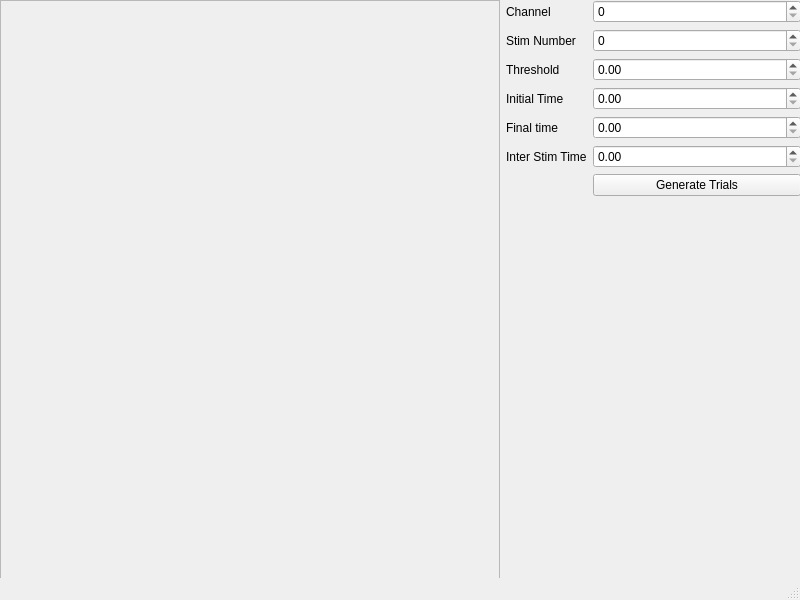
GAMMA-BOARD-FTD-PACC/gamma-lab-desktop-app, file plugins/preprocessing/trials/trial_plugin.ui: the form before one commit.
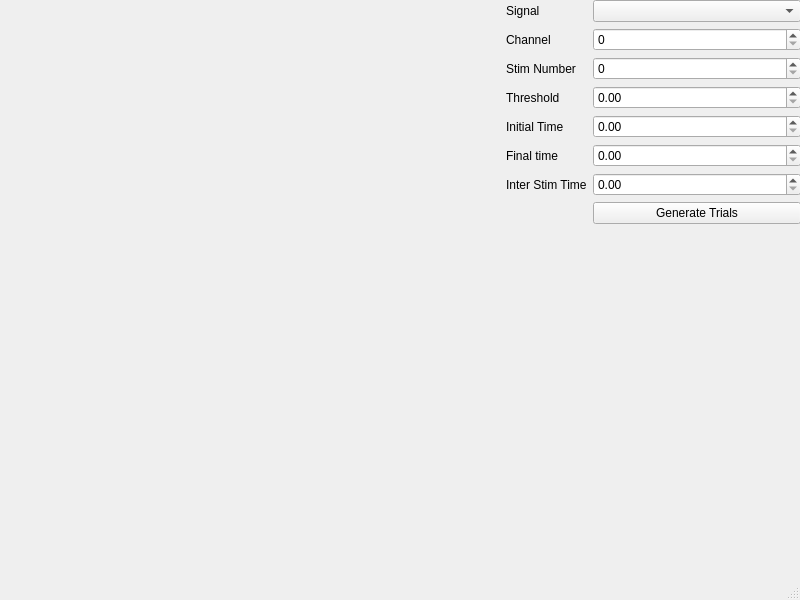
The form after the commit.

Commit message: Refactor: Support for multiple signals, <trials_dataset> is now a collection within <signal_dataset>

```diff
--- a/plugins/preprocessing/trials/trial_plugin.ui
+++ b/plugins/preprocessing/trials/trial_plugin.ui
@@ -41,109 +41,89 @@
                                 </size>
                             </property>
                             <property name="frameShape">
-                                <enum>QFrame::Shape::StyledPanel</enum>
-                            </property>
-                            <property name="frameShadow">
-                                <enum>QFrame::Shadow::Raised</enum>
+        <enum>QFrame::NoFrame</enum>
                             </property>
                         </widget>
                     </item>
                     <item>
-                        <layout class="QFormLayout"
-                                name="formLayout_3">
-                            <item row="0"
-                                  column="0">
-                                <widget class="QLabel"
-                                        name="channelLabel">
+      <layout class="QFormLayout" name="formLayout_3">
+       <item row="1" column="0">
+        <widget class="QLabel" name="channelLabel">
                                     <property name="text">
                                         <string>Channel</string>
                                     </property>
                                 </widget>
                             </item>
-                            <item row="0"
-                                  column="1">
-                                <widget class="QSpinBox"
-                                        name="channelSpinBox" />
-                            </item>
-                            <item row="1"
-                                  column="0">
-                                <widget class="QLabel"
-                                        name="stimNumberLabel">
+       <item row="1" column="1">
+        <widget class="QSpinBox" name="channelSpinBox"/>
+       </item>
+       <item row="2" column="0">
+        <widget class="QLabel" name="stimNumberLabel">
                                     <property name="text">
                                         <string>Stim Number</string>
                                     </property>
                                 </widget>
                             </item>
-                            <item row="1"
-                                  column="1">
-                                <widget class="QSpinBox"
-                                        name="stimNumberSpinBox" />
-                            </item>
-                            <item row="2"
-                                  column="0">
-                                <widget class="QLabel"
-                                        name="thresholdLabel">
+       <item row="2" column="1">
+        <widget class="QSpinBox" name="stimNumberSpinBox"/>
+       </item>
+       <item row="3" column="0">
+        <widget class="QLabel" name="thresholdLabel">
                                     <property name="text">
                                         <string>Threshold</string>
                                     </property>
                                 </widget>
                             </item>
-                            <item row="2"
-                                  column="1">
-                                <widget class="QDoubleSpinBox"
-                                        name="thresholdDoubleSpinBox" />
-                            </item>
-                            <item row="3"
-                                  column="0">
-                                <widget class="QLabel"
-                                        name="initialTimeLabel">
+       <item row="3" column="1">
+        <widget class="QDoubleSpinBox" name="thresholdDoubleSpinBox"/>
+       </item>
+       <item row="4" column="0">
+        <widget class="QLabel" name="initialTimeLabel">
                                     <property name="text">
                                         <string>Initial Time</string>
                                     </property>
                                 </widget>
                             </item>
-                            <item row="3"
-                                  column="1">
-                                <widget class="QDoubleSpinBox"
-                                        name="initialTimeDoubleSpinBox" />
-                            </item>
-                            <item row="4"
-                                  column="0">
-                                <widget class="QLabel"
-                                        name="finalTimeLabel">
+       <item row="4" column="1">
+        <widget class="QDoubleSpinBox" name="initialTimeDoubleSpinBox"/>
+       </item>
+       <item row="5" column="0">
+        <widget class="QLabel" name="finalTimeLabel">
                                     <property name="text">
                                         <string>Final time</string>
                                     </property>
                                 </widget>
                             </item>
-                            <item row="4"
-                                  column="1">
-                                <widget class="QDoubleSpinBox"
-                                        name="finalTimeDoubleSpinBox" />
-                            </item>
-                            <item row="6"
-                                  column="1">
-                                <widget class="QPushButton"
-                                        name="Btn_generate_trials">
+       <item row="5" column="1">
+        <widget class="QDoubleSpinBox" name="finalTimeDoubleSpinBox"/>
+       </item>
+       <item row="7" column="1">
+        <widget class="QPushButton" name="Btn_generate_trials">
                                     <property name="text">
                                         <string>Generate Trials</string>
                                     </property>
                                 </widget>
                             </item>
-                            <item row="5"
-                                  column="1">
-                                <widget class="QDoubleSpinBox"
-                                        name="interStimTimeDoubleSpinBox" />
-                            </item>
-                            <item row="5"
-                                  column="0">
-                                <widget class="QLabel"
-                                        name="interStimTimeLabel">
+       <item row="6" column="1">
+        <widget class="QDoubleSpinBox" name="interStimTimeDoubleSpinBox"/>
+       </item>
+       <item row="6" column="0">
+        <widget class="QLabel" name="interStimTimeLabel">
                                     <property name="text">
                                         <string>Inter Stim Time</string>
                                     </property>
                                 </widget>
                             </item>
+       <item row="0" column="1">
+        <widget class="QComboBox" name="SignalcomboBox"/>
+       </item>
+       <item row="0" column="0">
+        <widget class="QLabel" name="label">
+         <property name="text">
+          <string>Signal</string>
+         </property>
+        </widget>
+       </item>
                         </layout>
                     </item>
                 </layout>
```
Left out of the diff: 29 changed lines with no effect on the pictures. Lines whose indentation alone changed are shown as unchanged. The commit also changes 6 other files.
